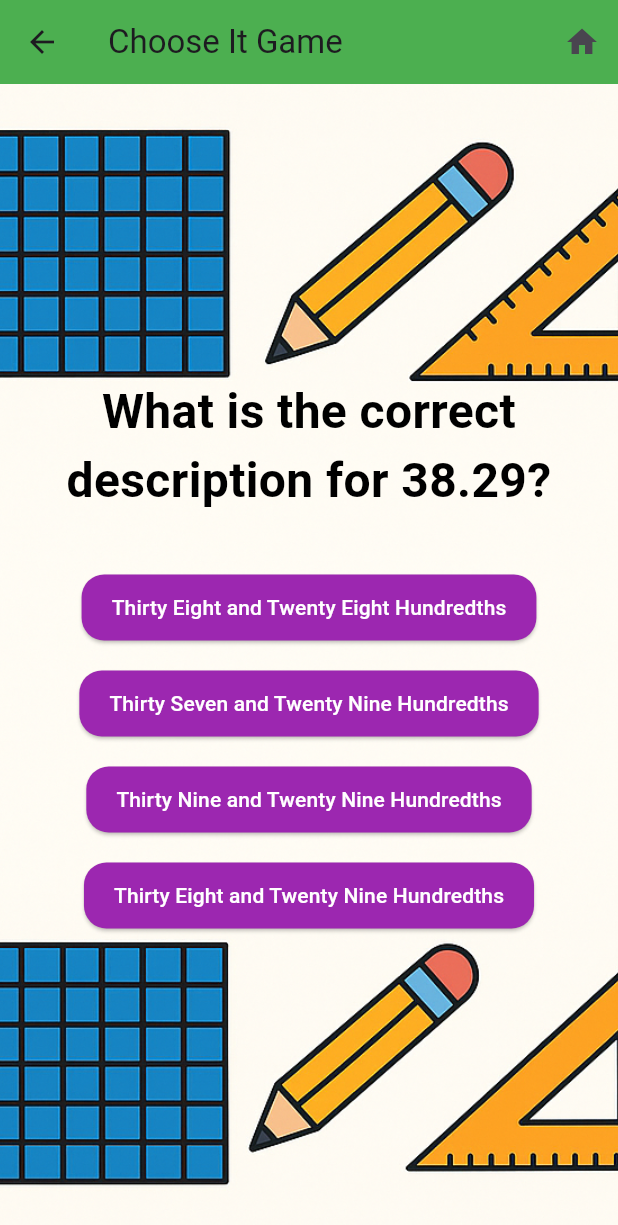
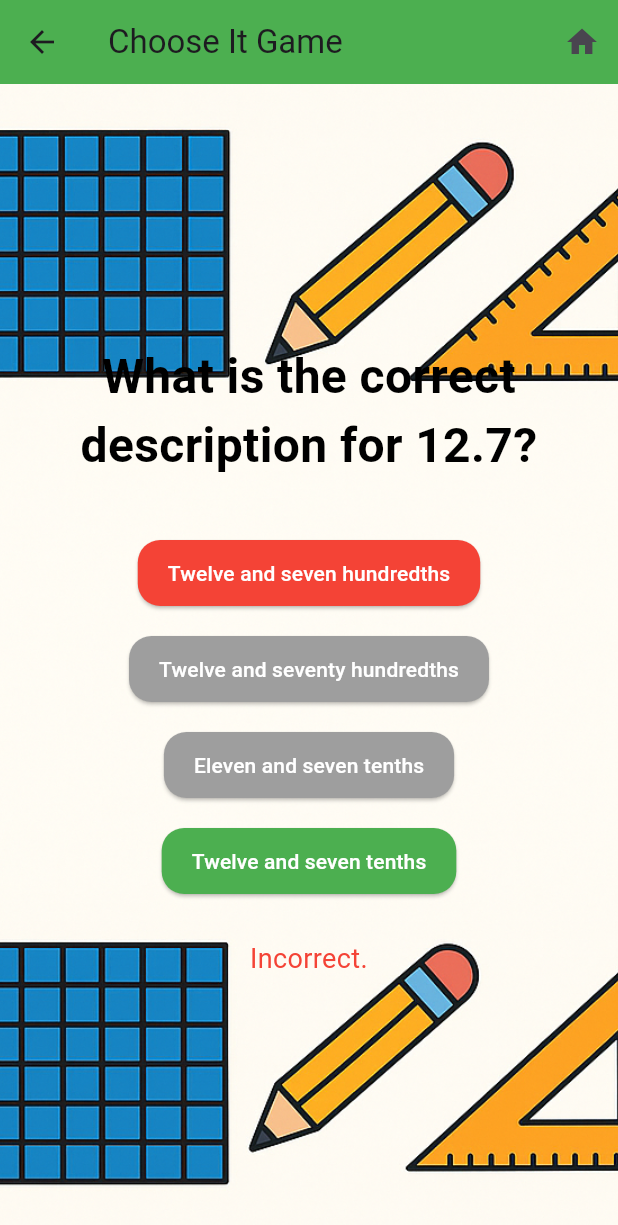
Before and after one commit to ManasaMadiraju/Decimals, a Flutter app: the ChooseItGameScreen screen opened directly, after a tap on "Twelve and seven hundredths", on a phone screen of 412 x 824 dp. Shown: the top 1225 px of the screen. Run offline on Flutter 3.47's test engine with Material 3 defaults, Android fonts, the phone set to English and light mode, and no system bars; our stand-ins replace audioplayers, flutter_tts.

Commit message:
add sound to choose it game

```diff
--- a/lib/screens/ChooseItGameScreen.dart
+++ b/lib/screens/ChooseItGameScreen.dart
@@ -1,5 +1,6 @@
 import 'package:decimals/GameSelectionDialog.dart';
 import 'package:flutter/material.dart';
+import 'package:flutter_tts/flutter_tts.dart';
 
 class ChooseItGameScreen extends StatefulWidget {
   const ChooseItGameScreen({super.key});
@@ -9,6 +10,8 @@ class ChooseItGameScreen extends StatefulWidget {
 }
 
 class _ChooseItGameScreenState extends State<ChooseItGameScreen> {
+  // adds audio for the correct answer
+  final FlutterTts _flutterTts = FlutterTts();
   final List<Map<String, dynamic>> questions = [
     {
       'number': 12.7,
@@ -72,7 +75,7 @@ class _ChooseItGameScreenState extends State<ChooseItGameScreen> {
     },
     {
       'number': 123.004,
-      'description': 'One Hundred Twenty Three and Four Thousandths',
+      'description': 'One Hundred and Twenty Three and Four Thousandths',
       'options': [
         'One Hundred Twenty Three and Four Hundredths',
         'One Hundred Twenty Three and Forty Thousandths',
@@ -112,6 +115,12 @@ class _ChooseItGameScreenState extends State<ChooseItGameScreen> {
     },
   ];
 
+  Future<void> _speak(String text) async {
+    await _flutterTts.setLanguage("en-US");
+    await _flutterTts.setPitch(1.0);
+    await _flutterTts.speak(text);
+  }
+
   // Method to navigate to a specific page when back button is pressed
   void _navigateToCustomPage() {
     // Navigate to a specific page - replace BirdGameScreen() with your desired destination
@@ -129,12 +138,21 @@ class _ChooseItGameScreenState extends State<ChooseItGameScreen> {
   int currentQuestionIndex = 0;
   int score = 0;
   String selectedAnswer = '';
-  void checkAnswer(String answer) {
+  // modified and add output sound
+  void checkAnswer(String answer) async {
     setState(() {
       selectedAnswer = answer;
-      if (answer == questions[currentQuestionIndex]['description']) {
-        score++;
-      }
+    });
+
+    if (answer == questions[currentQuestionIndex]['description']) {
+      score++;
+      await _speak("Correct. ${questions[currentQuestionIndex]['description']}");
+    } else {
+      await _speak("Incorrect. This is ${questions[currentQuestionIndex]['description']}");
+    }
+    await Future.delayed(const Duration(seconds: 4));
+
+    setState(() {
       if (currentQuestionIndex < questions.length - 1) {
         currentQuestionIndex++;
         selectedAnswer='';
@@ -153,6 +171,7 @@ class _ChooseItGameScreenState extends State<ChooseItGameScreen> {
                     setState(() {
                       score = 0;
                       currentQuestionIndex = 0;
+                      selectedAnswer = '';
                       Navigator.of(context).pop();
                     });
                   },
@@ -221,7 +240,13 @@ class _ChooseItGameScreenState extends State<ChooseItGameScreen> {
                   child: ElevatedButton(
                     onPressed: () => checkAnswer(option),
                     style: ElevatedButton.styleFrom(
-                      backgroundColor: Colors.purple,
+                      backgroundColor: selectedAnswer.isEmpty
+                        ? Colors.purple
+                        : option == correctAnswer
+                          ? Colors.green
+                          : selectedAnswer != correctAnswer && option == selectedAnswer
+                            ? Colors.red
+                            : Colors.grey,
                       foregroundColor: Colors.white,
                       padding: const EdgeInsets.symmetric(vertical: 12, horizontal: 20),
                       shape: RoundedRectangleBorder(
@@ -237,7 +262,7 @@ class _ChooseItGameScreenState extends State<ChooseItGameScreen> {
                   child: Text(
                     selectedAnswer == correctAnswer
                         ? 'Correct!'
-                        : 'Incorrect!',
+                        : 'Incorrect.',
                     style: TextStyle(
                       color: selectedAnswer == correctAnswer
                           ? Colors.green
```
Also changed, not shown: 1 other file.
